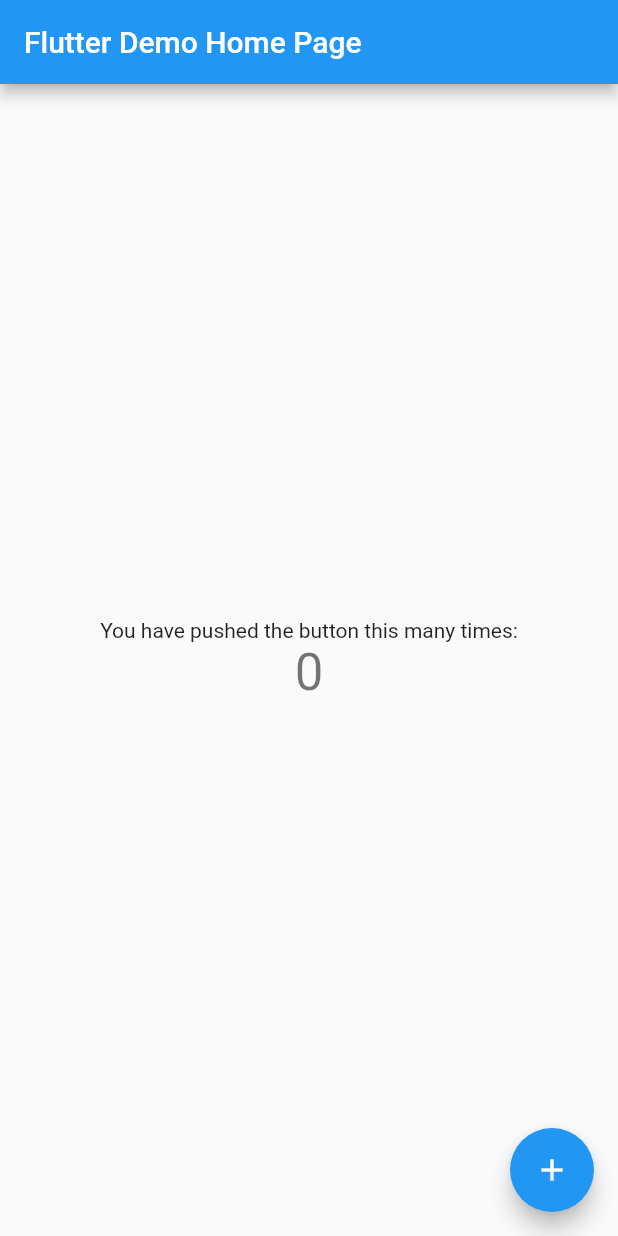
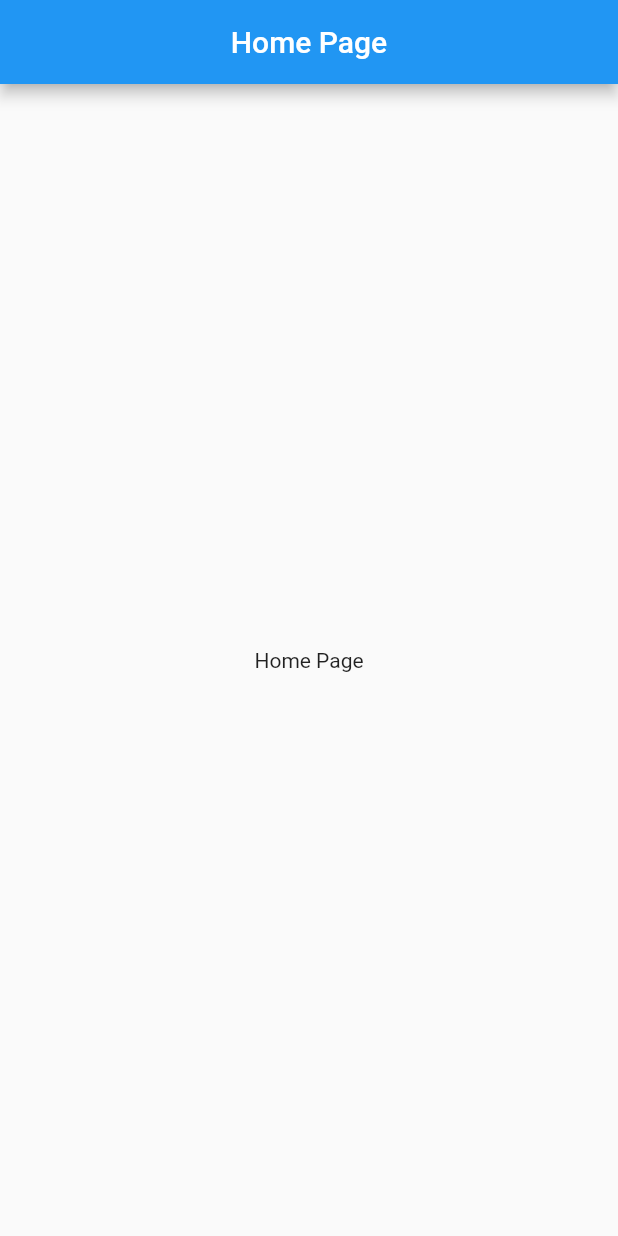
Before and after one commit to JigneshWorld/images-app-flutter, a Flutter app: the screen it shows after launch, on a phone screen of 412 x 824 dp. Run offline on Flutter 3.47's test engine with Material 2 defaults, Android fonts, the phone set to English and light mode, and no system bars.

Commit message:
refactor folders with app, ui and empty home page

```diff
--- /dev/null
+++ b/lib/app/images_app.dart
@@ -0,0 +1,17 @@
+import 'package:flutter/material.dart';
+import 'package:images_app/ui/index.dart';
+
+class ImagesApp extends StatelessWidget {
+  @override
+  Widget build(BuildContext context) {
+    return MaterialApp(
+      title: 'Images App',
+      theme: ThemeData(
+        primarySwatch: Colors.blue,
+        visualDensity: VisualDensity.adaptivePlatformDensity,
+      ),
+      debugShowCheckedModeBanner: false,
+      home: HomePage(),
+    );
+  }
+}
--- /dev/null
+++ b/lib/app/index.dart
@@ -0,0 +1 @@
+export 'images_app.dart';
--- a/lib/main.dart
+++ b/lib/main.dart
@@ -1,117 +1,6 @@
 import 'package:flutter/material.dart';
+import 'app/index.dart';
 
 void main() {
-  runApp(MyApp());
+  runApp(ImagesApp());
 }
-
-class MyApp extends StatelessWidget {
-  // This widget is the root of your application.
-  @override
-  Widget build(BuildContext context) {
-    return MaterialApp(
-      title: 'Flutter Demo',
-      theme: ThemeData(
-        // This is the theme of your application.
-        //
-        // Try running your application with "flutter run". You'll see the
-        // application has a blue toolbar. Then, without quitting the app, try
-        // changing the primarySwatch below to Colors.green and then invoke
-        // "hot reload" (press "r" in the console where you ran "flutter run",
-        // or simply save your changes to "hot reload" in a Flutter IDE).
-        // Notice that the counter didn't reset back to zero; the application
-        // is not restarted.
-        primarySwatch: Colors.blue,
-        // This makes the visual density adapt to the platform that you run
-        // the app on. For desktop platforms, the controls will be smaller and
-        // closer together (more dense) than on mobile platforms.
-        visualDensity: VisualDensity.adaptivePlatformDensity,
-      ),
-      home: MyHomePage(title: 'Flutter Demo Home Page'),
-    );
-  }
-}
-
-class MyHomePage extends StatefulWidget {
-  MyHomePage({Key key, this.title}) : super(key: key);
-
-  // This widget is the home page of your application. It is stateful, meaning
-  // that it has a State object (defined below) that contains fields that affect
-  // how it looks.
-
-  // This class is the configuration for the state. It holds the values (in this
-  // case the title) provided by the parent (in this case the App widget) and
-  // used by the build method of the State. Fields in a Widget subclass are
-  // always marked "final".
-
-  final String title;
-
-  @override
-  _MyHomePageState createState() => _MyHomePageState();
-}
-
-class _MyHomePageState extends State<MyHomePage> {
-  int _counter = 0;
-
-  void _incrementCounter() {
-    setState(() {
-      // This call to setState tells the Flutter framework that something has
-      // changed in this State, which causes it to rerun the build method below
-      // so that the display can reflect the updated values. If we changed
-      // _counter without calling setState(), then the build method would not be
-      // called again, and so nothing would appear to happen.
-      _counter++;
-    });
-  }
-
-  @override
-  Widget build(BuildContext context) {
-    // This method is rerun every time setState is called, for instance as done
-    // by the _incrementCounter method above.
-    //
-    // The Flutter framework has been optimized to make rerunning build methods
-    // fast, so that you can just rebuild anything that needs updating rather
-    // than having to individually change instances of widgets.
-    return Scaffold(
-      appBar: AppBar(
-        // Here we take the value from the MyHomePage object that was created by
-        // the App.build method, and use it to set our appbar title.
-        title: Text(widget.title),
-      ),
-      body: Center(
-        // Center is a layout widget. It takes a single child and positions it
-        // in the middle of the parent.
-        child: Column(
-          // Column is also a layout widget. It takes a list of children and
-          // arranges them vertically. By default, it sizes itself to fit its
-          // children horizontally, and tries to be as tall as its parent.
-          //
-          // Invoke "debug painting" (press "p" in the console, choose the
-          // "Toggle Debug Paint" action from the Flutter Inspector in Android
-          // Studio, or the "Toggle Debug Paint" command in Visual Studio Code)
-          // to see the wireframe for each widget.
-          //
-          // Column has various properties to control how it sizes itself and
-          // how it positions its children. Here we use mainAxisAlignment to
-          // center the children vertically; the main axis here is the vertical
-          // axis because Columns are vertical (the cross axis would be
-          // horizontal).
-          mainAxisAlignment: MainAxisAlignment.center,
-          children: <Widget>[
-            Text(
-              'You have pushed the button this many times:',
-            ),
-            Text(
-              '$_counter',
-              style: Theme.of(context).textTheme.headline4,
-            ),
-          ],
-        ),
-      ),
-      floatingActionButton: FloatingActionButton(
-        onPressed: _incrementCounter,
-        tooltip: 'Increment',
-        child: Icon(Icons.add),
-      ), // This trailing comma makes auto-formatting nicer for build methods.
-    );
-  }
-}
--- /dev/null
+++ b/lib/ui/home/home.dart
@@ -0,0 +1,17 @@
+import 'package:flutter/material.dart';
+
+class HomePage extends StatelessWidget {
+  @override
+  Widget build(BuildContext context) {
+    final title = 'Home Page';
+    return Scaffold(
+      appBar: AppBar(
+        title: Text(title),
+        centerTitle: true,
+      ),
+      body: Center(
+        child: Text(title),
+      ),
+    );
+  }
+}
--- /dev/null
+++ b/lib/ui/index.dart
@@ -0,0 +1 @@
+export 'home/home.dart';
```
